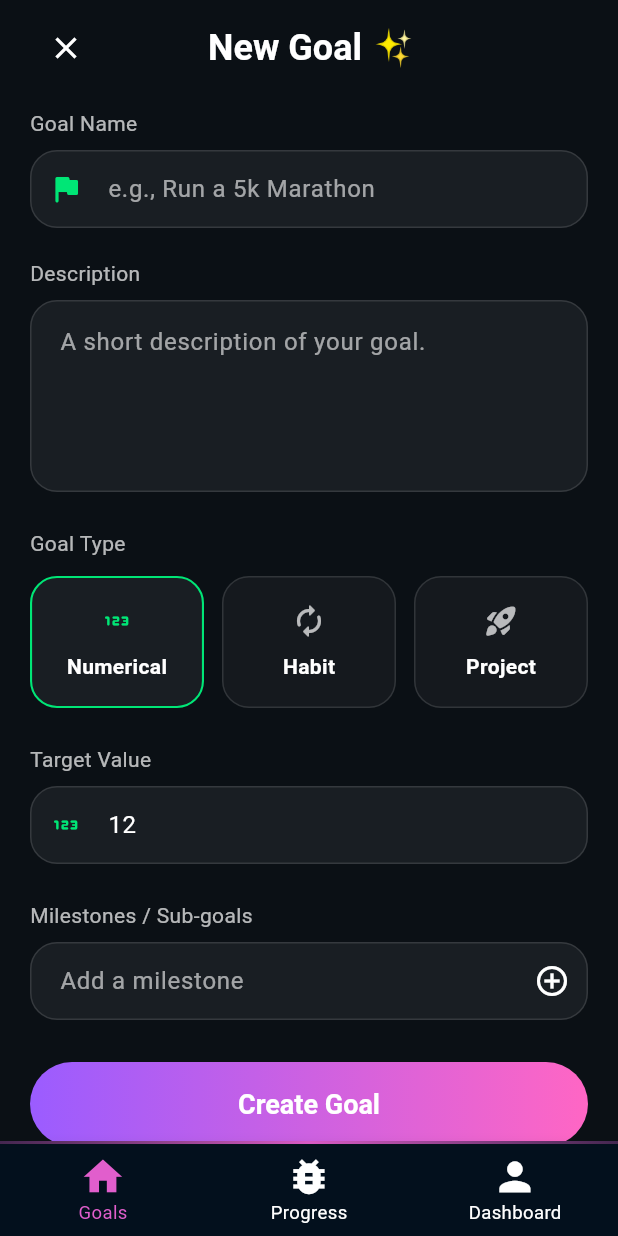
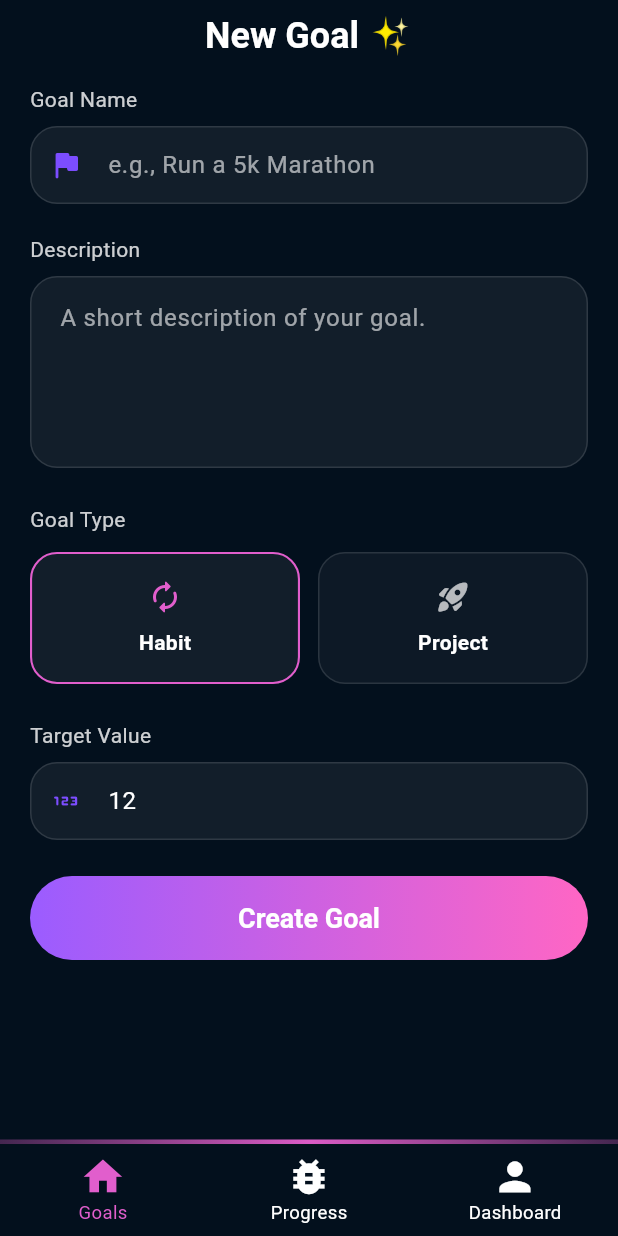
Before and after one commit to Fatihgn/HedefTakipApi, a Flutter app: the screen it shows after launch, on a phone screen of 412 x 824 dp. Run offline on Flutter 3.47's test engine with Material 3 defaults, Android fonts, the phone set to English and light mode, and no system bars; our stand-ins replace flutter_riverpod, flutter_screenutil, go_router, riverpod.

Commit message:
goals screen added

```diff
--- a/lib/core/app/managers/route_manager/go_router_provider.dart
+++ b/lib/core/app/managers/route_manager/go_router_provider.dart
@@ -3,6 +3,7 @@ import 'package:go_router/go_router.dart';
 import 'package:hedef_takip_app/core/app/managers/route_manager/route_name.dart';
 import 'package:hedef_takip_app/features/home/view/home_view.dart';
 import 'package:hedef_takip_app/features/main_page/view/main_page_view.dart';
+import 'package:hedef_takip_app/features/progress/view/progress_view.dart';
 
 import 'package:riverpod/riverpod.dart';
 
@@ -25,6 +26,14 @@ final goRouterProvider = GoRouter(
             ),
           ],
         ),
+        StatefulShellBranch(
+          routes: [
+            GoRoute(
+              path: RouteName.progress,
+              builder: (context, state) => const ProgressView(),
+            ),
+          ],
+        ),
       ],
       builder: (context, state, navigationShell) {
         return MainPageView(navigationShell: navigationShell);
--- a/lib/core/app/managers/route_manager/route_name.dart
+++ b/lib/core/app/managers/route_manager/route_name.dart
@@ -3,4 +3,5 @@ class RouteName {
   static const String mainPage = '/main_page';
   static const String home = '/home';
   static const String profile = '/profile';
+  static const String progress = '/progress';
 }
--- a/lib/core/app/theme/app_colors.dart
+++ b/lib/core/app/theme/app_colors.dart
@@ -11,4 +11,8 @@ class AppColors {
 
   // Primary blue color
   static const primaryColor = Color.fromRGBO(225, 94, 204, 1);
+
+  static const pinkColor = Color.fromRGBO(245, 0, 87, 1);
+
+  static const textColor = Colors.white;
 }
--- a/lib/features/home/states/home_view_state.dart
+++ b/lib/features/home/states/home_view_state.dart
@@ -0,0 +1,23 @@
+import 'package:flutter/material.dart';
+import 'package:hedef_takip_app/features/home/view/home_view.dart';
+
+enum GoalType { habit, project }
+
+mixin HomeViewState on State<HomeView> {
+  final nameCtrl = TextEditingController();
+  final descCtrl = TextEditingController();
+  final targetCtrl = TextEditingController(text: '12');
+  final milestoneCtrl = TextEditingController();
+  final List<String> milestones = [];
+
+  GoalType selectedType = GoalType.habit;
+
+  @override
+  void dispose() {
+    nameCtrl.dispose();
+    descCtrl.dispose();
+    targetCtrl.dispose();
+    milestoneCtrl.dispose();
+    super.dispose();
+  }
+}
--- a/lib/features/home/view/home_view.dart
+++ b/lib/features/home/view/home_view.dart
@@ -1,5 +1,8 @@
 import 'package:flutter/material.dart';
 import 'package:flutter/widgets.dart';
+import 'package:hedef_takip_app/core/app/theme/app_colors.dart';
+import 'package:hedef_takip_app/features/home/states/home_view_state.dart';
+import 'package:hedef_takip_app/features/home/widgets/goal_type_card.dart';
 
 class HomeView extends StatefulWidget {
   const HomeView({super.key});
@@ -8,24 +11,28 @@ class HomeView extends StatefulWidget {
   State<HomeView> createState() => _HomeViewState();
 }
 
-enum _GoalType { numerical, habit, project }
+class _HomeViewState extends State<HomeView> with HomeViewState {
+  // Single project date state
+  DateTime? _projectDate;
 
-class _HomeViewState extends State<HomeView> {
-  final _nameCtrl = TextEditingController();
-  final _descCtrl = TextEditingController();
-  final _targetCtrl = TextEditingController(text: '12');
-  final _milestoneCtrl = TextEditingController();
-  final List<String> _milestones = [];
+  String _fmtDate(DateTime? d) {
+    if (d == null) return 'Select date';
+    final m = d.month.toString().padLeft(2, '0');
+    final day = d.day.toString().padLeft(2, '0');
+    return '${d.year}-$m-$day';
+  }
 
-  _GoalType _selectedType = _GoalType.numerical;
-
-  @override
-  void dispose() {
-    _nameCtrl.dispose();
-    _descCtrl.dispose();
-    _targetCtrl.dispose();
-    _milestoneCtrl.dispose();
-    super.dispose();
+  Future<void> _pickDate() async {
+    final now = DateTime.now();
+    final picked = await showDatePicker(
+      context: context,
+      initialDate: _projectDate ?? now,
+      firstDate: DateTime(2000),
+      lastDate: DateTime(2100),
+      helpText: 'Select date',
+    );
+    if (picked == null) return;
+    setState(() => _projectDate = picked);
   }
 
   InputDecoration _inputDecoration({
@@ -42,14 +49,14 @@ class _HomeViewState extends State<HomeView> {
     return InputDecoration(
       hintText: hint,
       prefixIcon: prefixIcon != null
-          ? Icon(prefixIcon, color: Colors.greenAccent.shade400)
+          ? Icon(prefixIcon, color: Colors.deepPurpleAccent)
           : null,
       suffixIcon: suffix,
       filled: true,
       fillColor: bg,
       enabledBorder: border,
       focusedBorder: border.copyWith(
-        borderSide: BorderSide(color: Colors.greenAccent.shade400, width: 1.2),
+        borderSide: BorderSide(color: Colors.deepPurpleAccent, width: 1.2),
       ),
       contentPadding: const EdgeInsets.symmetric(horizontal: 16, vertical: 14),
       hintStyle: TextStyle(color: Colors.white.withOpacity(0.6)),
@@ -58,11 +65,8 @@ class _HomeViewState extends State<HomeView> {
 
   @override
   Widget build(BuildContext context) {
-    final textColor = Colors.white;
-    final subtle = Colors.white.withOpacity(0.7);
-
     return Scaffold(
-      backgroundColor: const Color(0xFF0B1015),
+      backgroundColor: AppColors.background,
       body: SafeArea(
         child: SingleChildScrollView(
           padding: const EdgeInsets.fromLTRB(20, 8, 20, 24),
@@ -70,36 +74,28 @@ class _HomeViewState extends State<HomeView> {
             crossAxisAlignment: CrossAxisAlignment.start,
             children: [
               // Header
-              Row(
-                children: [
-                  IconButton(
-                    onPressed: () => Navigator.maybePop(context),
-                    icon: const Icon(Icons.close, color: Colors.white),
-                  ),
-                  const SizedBox(width: 4),
-                  Expanded(
+              Center(
                 child: Text(
                   'New Goal ✨',
                   textAlign: TextAlign.center,
-                      style: Theme.of(context).textTheme.headlineSmall
-                          ?.copyWith(
-                            color: textColor,
+                  style: Theme.of(context).textTheme.headlineSmall?.copyWith(
+                    color: AppColors.textColor,
                     fontWeight: FontWeight.w700,
                   ),
                 ),
-                  ),
-                  const SizedBox(width: 48), // balance close button space
-                ],
               ),
 
               const SizedBox(height: 16),
 
               // Goal Name
-              Text('Goal Name', style: TextStyle(color: subtle)),
+              Text(
+                'Goal Name',
+                style: TextStyle(color: AppColors.textColor.withOpacity(0.8)),
+              ),
               const SizedBox(height: 8),
               TextField(
-                controller: _nameCtrl,
-                style: TextStyle(color: textColor),
+                controller: nameCtrl,
+                style: TextStyle(color: AppColors.textColor),
                 decoration: _inputDecoration(
                   hint: 'e.g., Run a 5k Marathon',
                   prefixIcon: Icons.flag_rounded,
@@ -109,51 +105,45 @@ class _HomeViewState extends State<HomeView> {
               const SizedBox(height: 20),
 
               // Description
-              Text('Description', style: TextStyle(color: subtle)),
+              Text(
+                'Description',
+                style: TextStyle(color: AppColors.textColor.withOpacity(0.8)),
+              ),
               const SizedBox(height: 8),
               TextField(
-                controller: _descCtrl,
+                controller: descCtrl,
                 maxLines: 4,
-                style: TextStyle(color: textColor),
+                style: TextStyle(color: AppColors.textColor),
                 decoration: _inputDecoration(
                   hint: 'A short description of your goal.',
                 ).copyWith(contentPadding: const EdgeInsets.all(16)),
               ),
-
               const SizedBox(height: 24),
-
               // Goal Type
-              Text('Goal Type', style: TextStyle(color: subtle)),
+              Text(
+                'Goal Type',
+                style: TextStyle(color: AppColors.textColor.withOpacity(0.8)),
+              ),
               const SizedBox(height: 12),
               Row(
                 children: [
                   Expanded(
-                    child: _GoalTypeCard(
-                      label: 'Numerical',
-                      icon: Icons.onetwothree_rounded,
-                      selected: _selectedType == _GoalType.numerical,
+                    child: GoalTypeCard(
+                      label: 'Habit',
+                      icon: Icons.autorenew_rounded,
+                      selected: selectedType == GoalType.habit,
                       onTap: () =>
-                          setState(() => _selectedType = _GoalType.numerical),
+                          setState(() => selectedType = GoalType.habit),
                     ),
                   ),
                   const SizedBox(width: 12),
                   Expanded(
-                    child: _GoalTypeCard(
-                      label: 'Habit',
-                      icon: Icons.autorenew_rounded,
-                      selected: _selectedType == _GoalType.habit,
-                      onTap: () =>
-                          setState(() => _selectedType = _GoalType.habit),
-                    ),
-                  ),
-                  const SizedBox(width: 12),
-                  Expanded(
-                    child: _GoalTypeCard(
+                    child: GoalTypeCard(
                       label: 'Project',
                       icon: Icons.rocket_launch_rounded,
-                      selected: _selectedType == _GoalType.project,
+                      selected: selectedType == GoalType.project,
                       onTap: () =>
-                          setState(() => _selectedType = _GoalType.project),
+                          setState(() => selectedType = GoalType.project),
                     ),
                   ),
                 ],
@@ -162,12 +152,15 @@ class _HomeViewState extends State<HomeView> {
               const SizedBox(height: 24),
 
               // Target Value (only visually; you can later validate based on type)
-              Text('Target Value', style: TextStyle(color: subtle)),
+              Text(
+                'Target Value',
+                style: TextStyle(color: AppColors.textColor.withOpacity(0.8)),
+              ),
               const SizedBox(height: 8),
               TextField(
-                controller: _targetCtrl,
+                controller: targetCtrl,
                 keyboardType: TextInputType.number,
-                style: TextStyle(color: textColor),
+                style: TextStyle(color: AppColors.textColor),
                 decoration: _inputDecoration(
                   hint: '12',
                   prefixIcon: Icons.onetwothree_rounded,
@@ -176,65 +169,40 @@ class _HomeViewState extends State<HomeView> {
 
               const SizedBox(height: 24),
 
-              // Milestones / Sub-goals
-              Text('Milestones / Sub-goals', style: TextStyle(color: subtle)),
+              // Show single date picker only when Project is selected
+              if (selectedType == GoalType.project) ...[
+                Text(
+                  'Date',
+                  style: TextStyle(color: AppColors.textColor.withOpacity(0.8)),
+                ),
                 const SizedBox(height: 8),
-              TextField(
-                controller: _milestoneCtrl,
-                style: TextStyle(color: textColor),
+                InkWell(
+                  onTap: _pickDate,
+                  child: InputDecorator(
                     decoration: _inputDecoration(
-                  hint: 'Add a milestone',
-                  suffix: IconButton(
-                    onPressed: () {
-                      final text = _milestoneCtrl.text.trim();
-                      if (text.isNotEmpty) {
-                        setState(() {
-                          _milestones.add(text);
-                          _milestoneCtrl.clear();
-                        });
-                      }
-                    },
-                    icon: const Icon(
-                      Icons.add_circle_outline,
-                      color: Colors.white,
+                      hint: 'Select date',
+                      prefixIcon: Icons.event_rounded,
+                      suffix: const Icon(
+                        Icons.calendar_today_rounded,
+                        color: Colors.white70,
+                        size: 20,
+                      ),
+                    ),
+                    child: Padding(
+                      padding: const EdgeInsets.symmetric(
+                        vertical: 2.0,
+                        horizontal: 2.0,
+                      ),
+                      child: Text(
+                        _fmtDate(_projectDate),
+                        style: TextStyle(color: AppColors.textColor),
                       ),
                     ),
                   ),
-                onSubmitted: (_) => FocusScope.of(context).unfocus(),
                 ),
-              if (_milestones.isNotEmpty) ...[
-                const SizedBox(height: 12),
-                Wrap(
-                  spacing: 8,
-                  runSpacing: 8,
-                  children: _milestones
-                      .asMap()
-                      .entries
-                      .map(
-                        (e) => Chip(
-                          label: Text(e.value),
-                          labelStyle: const TextStyle(color: Colors.white),
-                          backgroundColor: Colors.white.withOpacity(0.08),
-                          deleteIcon: const Icon(
-                            Icons.close,
-                            size: 18,
-                            color: Colors.white70,
-                          ),
-                          onDeleted: () =>
-                              setState(() => _milestones.removeAt(e.key)),
-                          shape: RoundedRectangleBorder(
-                            borderRadius: BorderRadius.circular(14),
-                            side: BorderSide(
-                              color: Colors.white.withOpacity(0.12),
-                            ),
-                          ),
-                        ),
-                      )
-                      .toList(),
-                ),
+                const SizedBox(height: 16),
               ],
-
-              const SizedBox(height: 28),
+              if (selectedType == GoalType.project) ...[SizedBox(height: 8)],
 
               // Create Goal button
               SizedBox(
@@ -275,56 +243,3 @@ class _HomeViewState extends State<HomeView> {
     );
   }
 }
-
-class _GoalTypeCard extends StatelessWidget {
-  final String label;
-  final IconData icon;
-  final bool selected;
-  final VoidCallback onTap;
-
-  const _GoalTypeCard({
-    required this.label,
-    required this.icon,
-    required this.selected,
-    required this.onTap,
-  });
-
-  @override
-  Widget build(BuildContext context) {
-    final selectedColor = Colors.greenAccent.shade400;
-    final borderColor = selected
-        ? selectedColor
-        : Colors.white.withOpacity(0.12);
-    final bg = selected
-        ? Colors.white.withOpacity(0.06)
-        : Colors.white.withOpacity(0.04);
-
-    return InkWell(
-      onTap: onTap,
-      borderRadius: BorderRadius.circular(18),
-      child: Container(
-        height: 88,
-        padding: const EdgeInsets.all(16),
-        decoration: BoxDecoration(
-          color: bg,
-          borderRadius: BorderRadius.circular(18),
-          border: Border.all(color: borderColor, width: selected ? 1.4 : 1),
-        ),
-        child: Column(
-          mainAxisAlignment: MainAxisAlignment.center,
-          children: [
-            Icon(icon, color: selected ? selectedColor : Colors.white70),
-            const SizedBox(height: 8),
-            Text(
-              label,
-              style: TextStyle(
-                color: Colors.white,
-                fontWeight: FontWeight.w600,
-              ),
-            ),
-          ],
-        ),
-      ),
-    );
-  }
-}
--- /dev/null
+++ b/lib/features/home/widgets/goal_type_card.dart
@@ -0,0 +1,57 @@
+import 'package:flutter/material.dart';
+import 'package:flutter/widgets.dart';
+import 'package:hedef_takip_app/core/app/theme/app_colors.dart';
+
+class GoalTypeCard extends StatelessWidget {
+  final String label;
+  final IconData icon;
+  final bool selected;
+  final VoidCallback onTap;
+
+  const GoalTypeCard({
+    super.key,
+    required this.label,
+    required this.icon,
+    required this.selected,
+    required this.onTap,
+  });
+
+  @override
+  Widget build(BuildContext context) {
+    final selectedColor = AppColors.primaryColor;
+    final borderColor = selected
+        ? selectedColor
+        : Colors.white.withOpacity(0.12);
+    final bg = selected
+        ? Colors.white.withOpacity(0.06)
+        : Colors.white.withOpacity(0.04);
+
+    return InkWell(
+      onTap: onTap,
+      borderRadius: BorderRadius.circular(18),
+      child: Container(
+        height: 88,
+        padding: const EdgeInsets.all(16),
+        decoration: BoxDecoration(
+          color: bg,
+          borderRadius: BorderRadius.circular(18),
+          border: Border.all(color: borderColor, width: selected ? 1.4 : 1),
+        ),
+        child: Column(
+          mainAxisAlignment: MainAxisAlignment.center,
+          children: [
+            Icon(icon, color: selected ? selectedColor : Colors.white70),
+            const SizedBox(height: 8),
+            Text(
+              label,
+              style: TextStyle(
+                color: Colors.white,
+                fontWeight: FontWeight.w600,
+              ),
+            ),
+          ],
+        ),
+      ),
+    );
+  }
+}
--- a/lib/features/main_page/view/main_page_view.dart
+++ b/lib/features/main_page/view/main_page_view.dart
@@ -16,7 +16,7 @@ class MainPageView extends StatelessWidget {
       bottomNavigationBar: Column(
         mainAxisSize: MainAxisSize.min,
         children: [
-          BlueLine(height: 2, opacity: 0.3),
+          BlueLine(height: 3, opacity: 0.3),
           BottomNavigationBar(
             type: BottomNavigationBarType.fixed,
             backgroundColor: AppColors.background,
```
Also changed, not shown: lib/features/progress/view/progress_view.dart (added, +360 -0 lines). Lines whose indentation alone changed are shown as unchanged.
